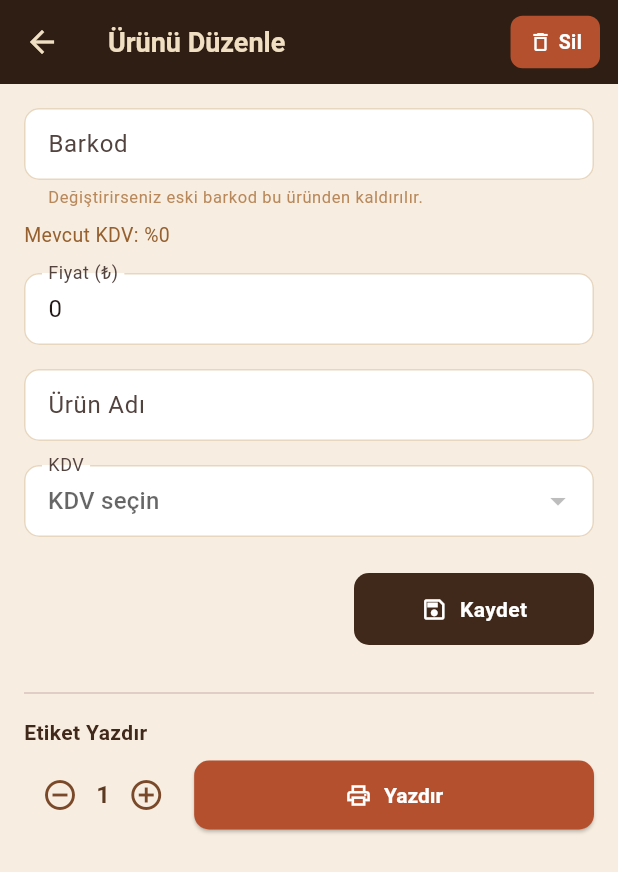
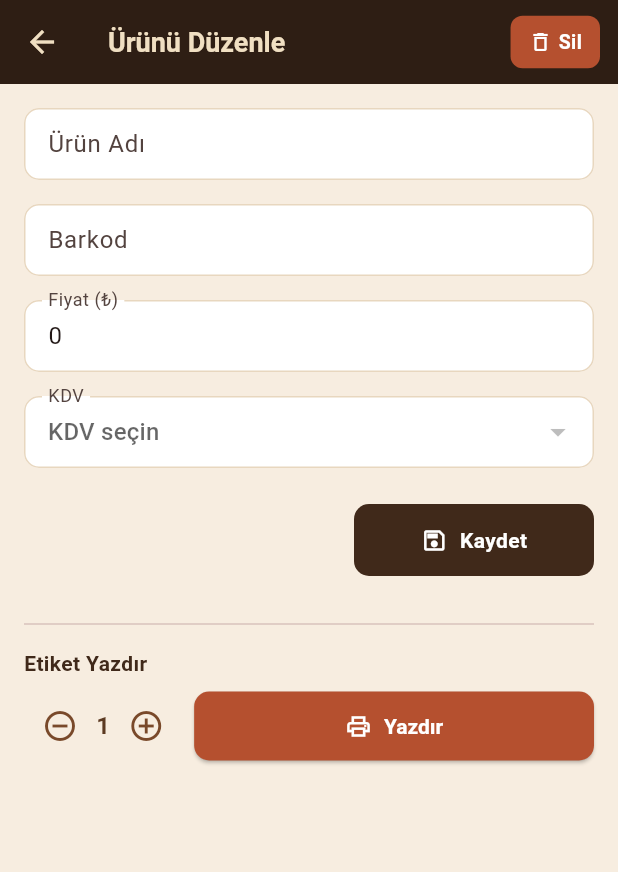
Before and after one commit to FrkanOzsoy/html-portfolio, a Flutter app: the ProductEditScreen screen opened directly with empty values, on a phone screen of 412 x 824 dp. Shown: the top 872 px of the screen. Run offline on Flutter 3.47's test engine with Material 3 defaults, Android fonts, the phone set to English and light mode, and no system bars; our stand-ins replace connectivity_plus, file_picker, firebase_core, firebase_messaging, package_info_plus, share_plus and 4 more; missing offline and left inert: excel, mobile_scanner, syncfusion_flutter_pdf; accounts and stored records are empty.

Commit message:
Düzenle screen: reorder fields, drop helper texts
Field order is now top-to-bottom Ürün Adı, Barkod, Fiyat, KDV.
Removed the barcode helper/warning line and the "Mevcut KDV: %.."
caption — the KDV dropdown already shows the current value.

Co-Authored-By: Claude Sonnet 5 <noreply@anthropic.com>
Claude-Session: https://claude.ai/code/session_01MumxhMm21unDZ3gDdRkwoS

```diff
--- a/lib/screens/product_edit_screen.dart
+++ b/lib/screens/product_edit_screen.dart
@@ -168,34 +168,21 @@ class _ProductEditScreenState extends State<ProductEditScreen> {
             crossAxisAlignment: CrossAxisAlignment.stretch,
             children: [
               TextField(
+                controller: _nameController,
+                decoration: const InputDecoration(labelText: 'Ürün Adı', isDense: true),
+              ),
+              const SizedBox(height: 16),
+              TextField(
                 controller: _barcodeController,
                 keyboardType: TextInputType.number,
                 inputFormatters: [FilteringTextInputFormatter.digitsOnly],
-                decoration: InputDecoration(
-                  labelText: 'Barkod',
-                  isDense: true,
-                  errorText: _barcodeError,
-                  helperText: 'Değiştirirseniz eski barkod bu üründen kaldırılır.',
-                  helperStyle: const TextStyle(fontSize: 11, color: AppColors.brown400),
-                ),
+                decoration: InputDecoration(labelText: 'Barkod', isDense: true, errorText: _barcodeError),
               ),
-              if (p.kdvRate != null) ...[
-                const SizedBox(height: 8),
-                Text(
-                  'Mevcut KDV: %${p.kdvRate!.toStringAsFixed(p.kdvRate! % 1 == 0 ? 0 : 2)}',
-                  style: const TextStyle(fontSize: 13, color: AppColors.brown500),
-                ),
-              ],
               const SizedBox(height: 16),
               TextField(
                 controller: _priceController,
                 keyboardType: const TextInputType.numberWithOptions(decimal: true),
                 decoration: InputDecoration(labelText: 'Fiyat (₺)', isDense: true, errorText: _priceError),
-              ),
-              const SizedBox(height: 16),
-              TextField(
-                controller: _nameController,
-                decoration: const InputDecoration(labelText: 'Ürün Adı', isDense: true),
               ),
               const SizedBox(height: 16),
               FutureBuilder<List<KdvDepartment>>(
```
